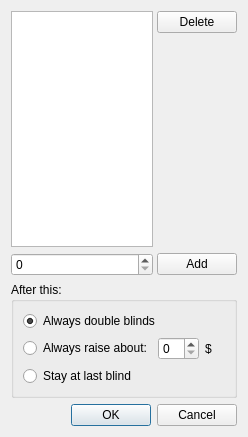
This is src/gui/qt/manualblindsorderdialog.ui in pokerth/pokerth as Qt 5 draws it before an edit. The edited form follows.
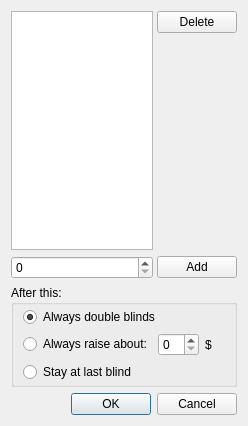
This is the edited form.

What changed in the file:
```diff
--- a/src/gui/qt/manualblindsorderdialog.ui
+++ b/src/gui/qt/manualblindsorderdialog.ui
@@ -6,7 +6,7 @@
     <x>0</x>
     <y>0</y>
     <width>248</width>
-    <height>437</height>
+    <height>426</height>
    </rect>
   </property>
   <property name="windowTitle" >
@@ -63,6 +63,12 @@
       <string>After this:</string>
      </property>
      <layout class="QGridLayout" >
+      <property name="topMargin" >
+       <number>2</number>
+      </property>
+      <property name="bottomMargin" >
+       <number>2</number>
+      </property>
       <item row="0" column="0" >
        <widget class="QRadioButton" name="radioButton_alwaysDoubleBlinds" >
         <property name="text" >
```
Left out of the diff: 6 changed lines with no effect on the pictures.
